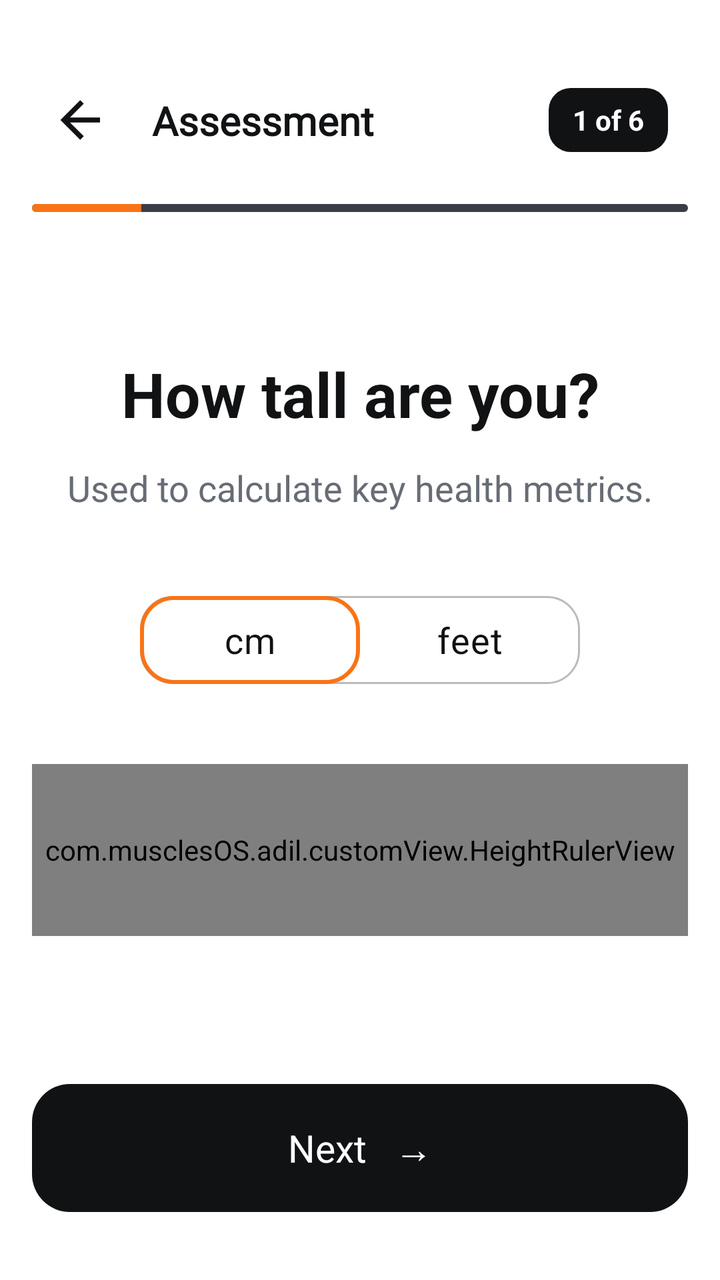
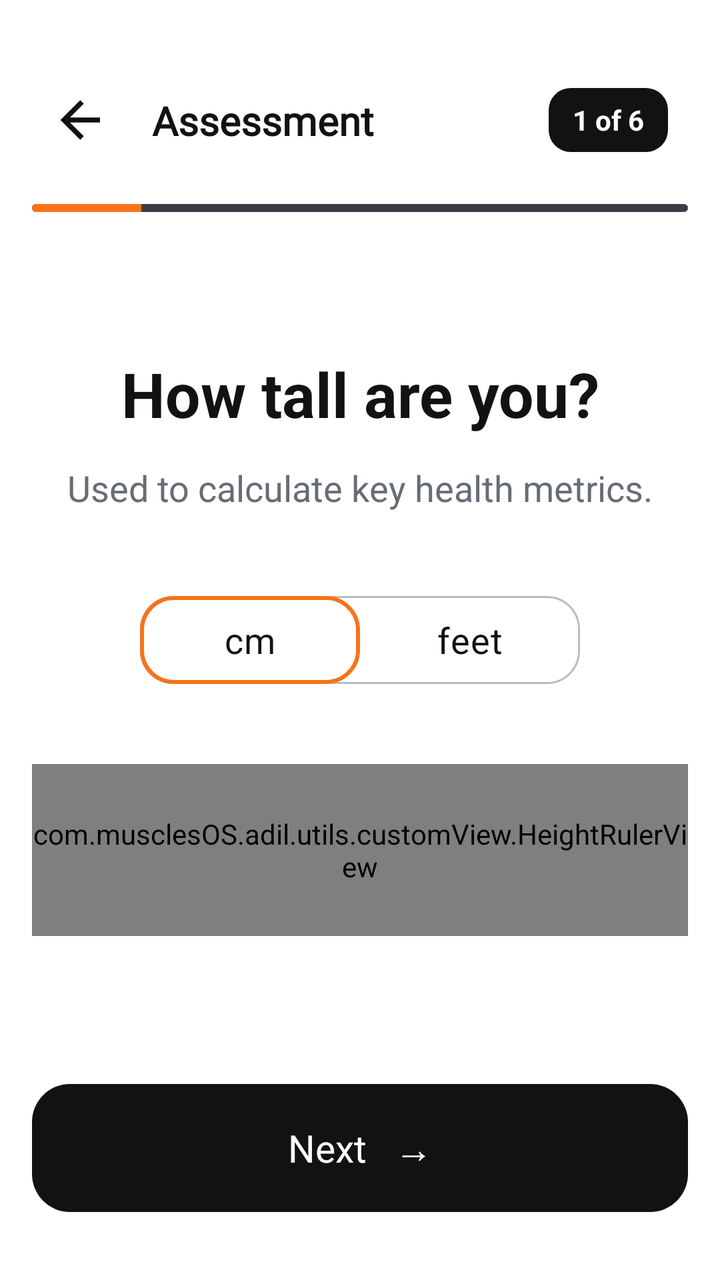

Screens rendered from an Android XML layout before and after an edit, with the pre-edit source and the edit as a unified diff.
<!-- AndroidManifest.xml: application theme Theme.MuscleOS -->
<!-- res/layout/fragment_height.xml -->
<?xml version="1.0" encoding="utf-8"?>
<androidx.constraintlayout.widget.ConstraintLayout xmlns:android="http://schemas.android.com/apk/res/android"
    xmlns:app="http://schemas.android.com/apk/res-auto"
    android:layout_width="match_parent"
    android:layout_height="match_parent"
    android:background="@color/bg_main"
    android:paddingHorizontal="16dp">

    <include
        android:id="@+id/header"
        layout="@layout/onboarding_measurement_header" />

    <TextView
        android:id="@+id/title"
        android:layout_width="0dp"
        android:layout_height="wrap_content"
        android:layout_marginTop="54dp"
        android:gravity="center"
        android:text="How tall are you?"
        android:textColor="@color/text_main"
        android:textSize="31sp"
        android:textStyle="bold"
        app:layout_constraintEnd_toEndOf="parent"
        app:layout_constraintStart_toStartOf="parent"
        app:layout_constraintTop_toBottomOf="@id/header" />

    <TextView
        android:id="@+id/subtitle"
        android:layout_width="wrap_content"
        android:layout_height="wrap_content"
        android:layout_marginTop="14dp"
        android:text="Used to calculate key health metrics."
        android:textColor="@color/text_hint"
        android:textSize="18sp"
        app:layout_constraintEnd_toEndOf="parent"
        app:layout_constraintStart_toStartOf="parent"
        app:layout_constraintTop_toBottomOf="@id/title" />

    <RadioGroup
        android:id="@+id/heightUnitGroup"
        android:layout_width="220dp"
        android:layout_height="44dp"
        android:layout_marginTop="42dp"
        android:background="@drawable/bg_measurement_toggle"
        android:orientation="horizontal"
        app:layout_constraintEnd_toEndOf="parent"
        app:layout_constraintStart_toStartOf="parent"
        app:layout_constraintTop_toBottomOf="@id/subtitle">

        <RadioButton
            android:id="@+id/cm"
            android:layout_width="0dp"
            android:layout_height="match_parent"
            android:layout_weight="1"
            android:background="@drawable/bg_measurement_toggle_selected"
            android:button="@null"
            android:checked="true"
            android:gravity="center"
            android:text="cm"
            android:textColor="@color/text_main"
            android:textSize="18sp" />

        <RadioButton
            android:id="@+id/ftIn"
            android:layout_width="0dp"
            android:layout_height="match_parent"
            android:layout_weight="1"
            android:background="@android:color/transparent"
            android:button="@null"
            android:gravity="center"
            android:text="feet"
            android:textColor="@color/text_main"
            android:textSize="18sp" />
    </RadioGroup>

    <com.musclesOS.adil.customView.HeightRulerView
        android:id="@+id/heightScale"
        android:layout_width="0dp"
        android:layout_height="0dp"
        android:layout_marginTop="40dp"
        android:layout_marginBottom="74dp"
        app:layout_constraintBottom_toTopOf="@id/button3"
        app:layout_constraintEnd_toEndOf="parent"
        app:layout_constraintStart_toStartOf="parent"
        app:layout_constraintTop_toBottomOf="@id/heightUnitGroup" />

    <TextView
        android:id="@+id/heightValue"
        android:layout_width="1dp"
        android:layout_height="1dp"
        android:visibility="gone" />

    <TextView
        android:id="@+id/hint"
        android:layout_width="1dp"
        android:layout_height="1dp"
        android:visibility="gone" />

    <TextView
        android:id="@+id/button3"
        android:layout_width="0dp"
        android:layout_height="64dp"
        android:layout_marginBottom="34dp"
        android:background="@drawable/bg_onboarding_button"
        android:gravity="center"
        android:text="Next   →"
        android:textColor="@color/btn_text"
        android:textSize="19sp"
        app:layout_constraintBottom_toBottomOf="parent"
        app:layout_constraintEnd_toEndOf="parent"
        app:layout_constraintStart_toStartOf="parent" />
</androidx.constraintlayout.widget.ConstraintLayout>
<!-- res/layout/onboarding_measurement_header.xml (included above) -->
<?xml version="1.0" encoding="utf-8"?>
<androidx.constraintlayout.widget.ConstraintLayout xmlns:android="http://schemas.android.com/apk/res/android"
    xmlns:app="http://schemas.android.com/apk/res-auto"
    android:layout_width="match_parent"
    android:layout_height="wrap_content"
    android:paddingBottom="16dp">

    <ImageButton
        android:id="@+id/backButton"
        android:layout_width="48dp"
        android:layout_height="48dp"
        android:layout_marginTop="36dp"
        android:background="@android:color/transparent"
        android:contentDescription="Back"
        android:padding="10dp"
        android:rotation="180"
        android:src="@drawable/ic_arrow_right"
        app:layout_constraintStart_toStartOf="parent"
        app:layout_constraintTop_toTopOf="parent"
        app:tint="@color/text_main" />

    <TextView
        android:id="@+id/assessmentTitle"
        android:layout_width="wrap_content"
        android:layout_height="wrap_content"
        android:layout_marginStart="12dp"
        android:fontFamily="@font/work_sans"
        android:text="Assessment"
        android:textColor="@color/text_main"
        android:textSize="20sp"
        android:textStyle="bold"
        app:layout_constraintBottom_toBottomOf="@id/backButton"
        app:layout_constraintStart_toEndOf="@id/backButton"
        app:layout_constraintTop_toTopOf="@id/backButton" />


    <TextView
        android:id="@+id/progressTag"
        android:layout_width="wrap_content"
        android:layout_height="32dp"
        android:background="@drawable/bg_onboarding_tag"
        android:gravity="center"
        android:paddingHorizontal="12dp"
        android:text="1 of 6"
        android:layout_marginEnd="10dp"
        android:textColor="@color/tag_text"
        android:textSize="14sp"
        android:textStyle="bold"
        app:layout_constraintBottom_toBottomOf="@id/backButton"
        app:layout_constraintEnd_toEndOf="parent"
        app:layout_constraintTop_toTopOf="@id/backButton" />

    
    <ProgressBar
        android:id="@+id/progressBar"
        style="@android:style/Widget.ProgressBar.Horizontal"
        android:layout_width="0dp"
        android:layout_height="4dp"
        android:layout_marginTop="18dp"
        android:max="600"
        android:progress="100"
        android:progressDrawable="@drawable/bg_onboarding_progress"
        app:layout_constraintEnd_toEndOf="parent"
        app:layout_constraintStart_toStartOf="parent"
        app:layout_constraintTop_toBottomOf="@id/backButton" />

</androidx.constraintlayout.widget.ConstraintLayout>
<!-- resources referenced by this layout -->
<resources>
  <color name="bg_main">#FFFFFF</color>
  <color name="btn_text">#FFFFFF</color>
  <color name="tag_text">#FFFFFF</color>
  <color name="text_hint">#676C75</color>
  <color name="text_main">#111214</color>
  <!-- drawable bg_measurement_toggle (drawable) -->
  <?xml version="1.0" encoding="utf-8"?>
  <shape xmlns:android="http://schemas.android.com/apk/res/android" android:shape="rectangle"><solid android:color="@android:color/transparent"/><stroke android:width="1dp" android:color="@color/social_stroke"/><corners android:radius="16dp"/></shape>
  <!-- drawable bg_measurement_toggle_selected (drawable) -->
  <?xml version="1.0" encoding="utf-8"?>
  <shape xmlns:android="http://schemas.android.com/apk/res/android" android:shape="rectangle"><solid android:color="@android:color/transparent"/><stroke android:width="2dp" android:color="@color/orange_primary"/><corners android:radius="16dp"/></shape>
  <!-- drawable bg_onboarding_button (drawable) -->
  <?xml version="1.0" encoding="utf-8"?>
  <shape xmlns:android="http://schemas.android.com/apk/res/android" android:shape="rectangle">
      <solid android:color="@color/btn_bg" />
      <corners android:radius="19dp" />
  </shape>
  <!-- drawable bg_onboarding_progress (drawable) -->
  <?xml version="1.0" encoding="utf-8"?>
  <layer-list xmlns:android="http://schemas.android.com/apk/res/android">
      <item android:id="@android:id/background">
          <shape>
              <corners android:radius="2dp" />
              <solid android:color="@color/premium_line" />
          </shape>
      </item>
      <item android:id="@android:id/progress">
          <clip>
              <shape>
                  <corners android:radius="2dp" />
                  <solid android:color="@color/orange_primary" />
              </shape>
          </clip>
      </item>
  </layer-list>
  <!-- drawable bg_onboarding_tag (drawable) -->
  <?xml version="1.0" encoding="utf-8"?>
  <shape xmlns:android="http://schemas.android.com/apk/res/android" android:shape="rectangle">
      <solid android:color="@color/tag_bg" />
      <corners android:radius="11dp" />
  </shape>
  <!-- drawable ic_arrow_right (drawable) -->
  <?xml version="1.0" encoding="utf-8"?>
  <vector xmlns:android="http://schemas.android.com/apk/res/android"
      android:width="30dp"
      android:height="30dp"
      android:viewportWidth="24"
      android:viewportHeight="24"
      android:tint="#FFFFFF">
      <path
          android:fillColor="#FFFFFF"
          android:pathData="M4,11v2h12l-5.5,5.5l1.42,1.42L19.84,12l-7.92,-7.92L10.5,5.5L16,11H4z" />
  </vector>
  <style name="Theme.MuscleOS" parent="Base.Theme.MuscleOS" />
  <color name="social_stroke">#BABBBE</color>
  <color name="orange_primary">#F97316</color>
  <color name="btn_bg">#111214</color>
  <color name="premium_line">#3A3D46</color>
  <color name="tag_bg">#111214</color>
  <style name="Base.Theme.MuscleOS" parent="Theme.Material3.DayNight.NoActionBar">
          <item name="colorPrimary">@color/orange_vibrant</item>
          <item name="colorOnPrimary">@color/white</item>
          <item name="colorAccent">@color/orange_primary</item>
          <item name="android:colorAccent">@color/orange_primary</item>
          <item name="android:windowBackground">@color/bg_main</item>
          <item name="colorSurface">@color/bg_main</item>
          <item name="android:textColorPrimary">@color/text_main</item>
  
          <item name="colorSecondary">@color/orange_vibrant</item>
          <item name="colorOnSecondary">@color/white</item>
  
          <item name="colorTertiary">@color/orange_vibrant</item>
  
          <item name="colorControlActivated">@color/orange_primary</item>
          <item name="android:textColorHighlight">#33F97316</item>
      </style>
  <color name="orange_vibrant">#FF6B35</color>
  <color name="white">#FFFFFFFF</color>
</resources>

<!-- the commit's change to res/layout/fragment_height.xml (unified diff, before → after) -->
@@ -73,7 +73,7 @@
             android:textSize="18sp" />
     </RadioGroup>
 
-    <com.musclesOS.adil.customView.HeightRulerView
+    <com.musclesOS.adil.utils.customView.HeightRulerView
         android:id="@+id/heightScale"
         android:layout_width="0dp"
         android:layout_height="0dp"
@@ -88,13 +88,19 @@
         android:id="@+id/heightValue"
         android:layout_width="1dp"
         android:layout_height="1dp"
+        app:layout_constraintTop_toTopOf="parent"
+        app:layout_constraintStart_toStartOf="parent"
+        app:layout_constraintEnd_toEndOf="parent"
         android:visibility="gone" />
 
     <TextView
         android:id="@+id/hint"
         android:layout_width="1dp"
         android:layout_height="1dp"
-        android:visibility="gone" />
+        android:visibility="gone"
+        app:layout_constraintTop_toTopOf="parent"
+        app:layout_constraintStart_toStartOf="parent"
+        app:layout_constraintEnd_toEndOf="parent" />
 
     <TextView
         android:id="@+id/button3"
